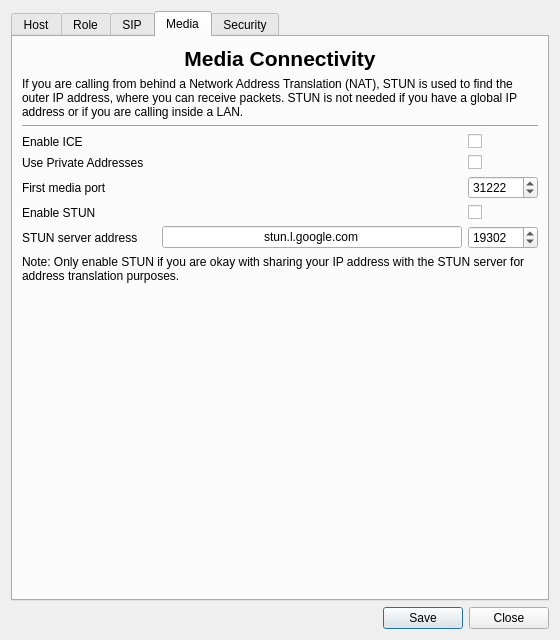
This is src/ui/settings/callsettings.ui in ultravideo/uvgComm as Qt 5 draws it before an edit. The edited form follows.
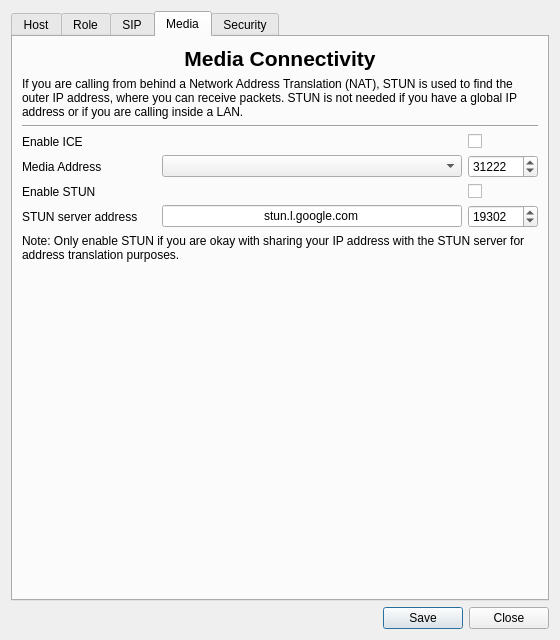
This is the edited form. The open tabs and pages were chosen to show the change.

Commit message: feature(Settings): Allow selection of local address used

Diff of the .ui file:
```diff
--- a/src/ui/settings/callsettings.ui
+++ b/src/ui/settings/callsettings.ui
@@ -504,24 +504,82 @@
        <string>Media</string>
       </attribute>
       <layout class="QGridLayout" name="gridLayout_2">
+       <item row="4" column="0">
+        <widget class="QLabel" name="address_label">
+         <property name="text">
+          <string>Media Address</string>
+         </property>
+        </widget>
+       </item>
+       <item row="4" column="2">
+        <widget class="QSpinBox" name="media_port">
+         <property name="minimumSize">
+          <size>
+           <width>70</width>
+           <height>0</height>
+          </size>
+         </property>
+         <property name="maximumSize">
+          <size>
+           <width>70</width>
+           <height>16777215</height>
+          </size>
+         </property>
+         <property name="minimum">
+          <number>1024</number>
+         </property>
+         <property name="maximum">
+          <number>54535</number>
+         </property>
+         <property name="value">
+          <number>31222</number>
+         </property>
+        </widget>
+       </item>
        <item row="5" column="0">
-        <widget class="QLabel" name="media_port_label">
+        <widget class="QLabel" name="stun_enabled_label">
          <property name="text">
-          <string>First media port</string>
+          <string>Enable STUN</string>
          </property>
         </widget>
        </item>
        <item row="9" column="0" colspan="3">
-        <widget class="QLabel" name="stun_warning_label">
+        <spacer name="verticalSpacer_2">
+         <property name="orientation">
+          <enum>Qt::Vertical</enum>
+         </property>
+         <property name="sizeHint" stdset="0">
+          <size>
+           <width>20</width>
+           <height>40</height>
+          </size>
+         </property>
+        </spacer>
+       </item>
+       <item row="3" column="0">
+        <widget class="QLabel" name="ice_label">
          <property name="text">
-          <string>Note: Only enable STUN if you are okay with sharing your IP address with the STUN server for address translation purposes.</string>
+          <string>Enable ICE</string>
          </property>
-         <property name="wordWrap">
-          <bool>true</bool>
+        </widget>
+       </item>
+       <item row="7" column="1">
+        <widget class="QLineEdit" name="stun_address">
+         <property name="maximumSize">
+          <size>
+           <width>300</width>
+           <height>16777215</height>
+          </size>
          </property>
+         <property name="text">
+          <string>stun.l.google.com</string>
+         </property>
+         <property name="alignment">
+          <set>Qt::AlignCenter</set>
+         </property>
         </widget>
        </item>
-       <item row="8" column="2">
+       <item row="7" column="2">
         <widget class="QSpinBox" name="stun_port">
          <property name="minimumSize">
           <size>
@@ -556,15 +614,8 @@
          </property>
         </widget>
        </item>
-       <item row="1" column="0" colspan="3">
-        <widget class="QLabel" name="tab_explanation">
-         <property name="text">
-          <string>If you are calling from behind a Network Address Translation (NAT), STUN is used to find the outer IP address, where you can receive packets. STUN is not needed if you have a global IP address or if you are calling inside a LAN.</string>
-         </property>
-         <property name="wordWrap">
-          <bool>true</bool>
-         </property>
-        </widget>
+       <item row="4" column="1">
+        <widget class="QComboBox" name="address_box"/>
        </item>
        <item row="3" column="2">
         <widget class="QCheckBox" name="ice_checkbox">
@@ -573,115 +624,53 @@
          </property>
         </widget>
        </item>
-       <item row="0" column="0" colspan="3">
-        <widget class="QLabel" name="ice_heading">
-         <property name="font">
-          <font>
-           <pointsize>16</pointsize>
-           <bold>true</bold>
-          </font>
-         </property>
+       <item row="8" column="0" colspan="3">
+        <widget class="QLabel" name="stun_warning_label">
          <property name="text">
-          <string>Media Connectivity</string>
+          <string>Note: Only enable STUN if you are okay with sharing your IP address with the STUN server for address translation purposes.</string>
          </property>
-         <property name="alignment">
-          <set>Qt::AlignCenter</set>
+         <property name="wordWrap">
+          <bool>true</bool>
          </property>
         </widget>
        </item>
-       <item row="8" column="0">
+       <item row="7" column="0">
         <widget class="QLabel" name="stun_address_label">
          <property name="text">
           <string>STUN server address</string>
          </property>
         </widget>
        </item>
-       <item row="10" column="0" colspan="3">
-        <spacer name="verticalSpacer_2">
-         <property name="orientation">
-          <enum>Qt::Vertical</enum>
-         </property>
-         <property name="sizeHint" stdset="0">
-          <size>
-           <width>20</width>
-           <height>40</height>
-          </size>
-         </property>
-        </spacer>
-       </item>
        <item row="5" column="2">
-        <widget class="QSpinBox" name="media_port">
-         <property name="minimumSize">
-          <size>
-           <width>70</width>
-           <height>0</height>
-          </size>
-         </property>
-         <property name="maximumSize">
-          <size>
-           <width>70</width>
-           <height>16777215</height>
-          </size>
-         </property>
-         <property name="minimum">
-          <number>1024</number>
-         </property>
-         <property name="maximum">
-          <number>54535</number>
-         </property>
-         <property name="value">
-          <number>31222</number>
-         </property>
-        </widget>
-       </item>
-       <item row="8" column="1">
-        <widget class="QLineEdit" name="stun_address">
-         <property name="maximumSize">
-          <size>
-           <width>300</width>
-           <height>16777215</height>
-          </size>
-         </property>
-         <property name="text">
-          <string>stun.l.google.com</string>
-         </property>
-         <property name="alignment">
-          <set>Qt::AlignCenter</set>
-         </property>
-        </widget>
-       </item>
-       <item row="6" column="0">
-        <widget class="QLabel" name="stun_enabled_label">
-         <property name="text">
-          <string>Enable STUN</string>
-         </property>
-        </widget>
-       </item>
-       <item row="3" column="0">
-        <widget class="QLabel" name="ice_label">
-         <property name="text">
-          <string>Enable ICE</string>
-         </property>
-        </widget>
-       </item>
-       <item row="6" column="2">
         <widget class="QCheckBox" name="stun_enabled">
          <property name="text">
           <string/>
          </property>
         </widget>
        </item>
-       <item row="4" column="0">
-        <widget class="QLabel" name="label_2">
+       <item row="0" column="0" colspan="3">
+        <widget class="QLabel" name="ice_heading">
+         <property name="font">
+          <font>
+           <pointsize>16</pointsize>
+           <bold>true</bold>
+          </font>
+         </property>
          <property name="text">
-          <string>Use Private Addresses</string>
+          <string>Media Connectivity</string>
+         </property>
+         <property name="alignment">
+          <set>Qt::AlignCenter</set>
          </property>
         </widget>
        </item>
-       <item row="4" column="2">
-        <widget class="QCheckBox" name="local_checkbox">
+       <item row="1" column="0" colspan="3">
+        <widget class="QLabel" name="tab_explanation">
          <property name="text">
-          <string/>
+          <string>If you are calling from behind a Network Address Translation (NAT), STUN is used to find the outer IP address, where you can receive packets. STUN is not needed if you have a global IP address or if you are calling inside a LAN.</string>
+         </property>
+         <property name="wordWrap">
+          <bool>true</bool>
          </property>
         </widget>
        </item>
```
Left out of the diff: 1 changed line with no effect on the pictures. The commit also changes 8 other files.
